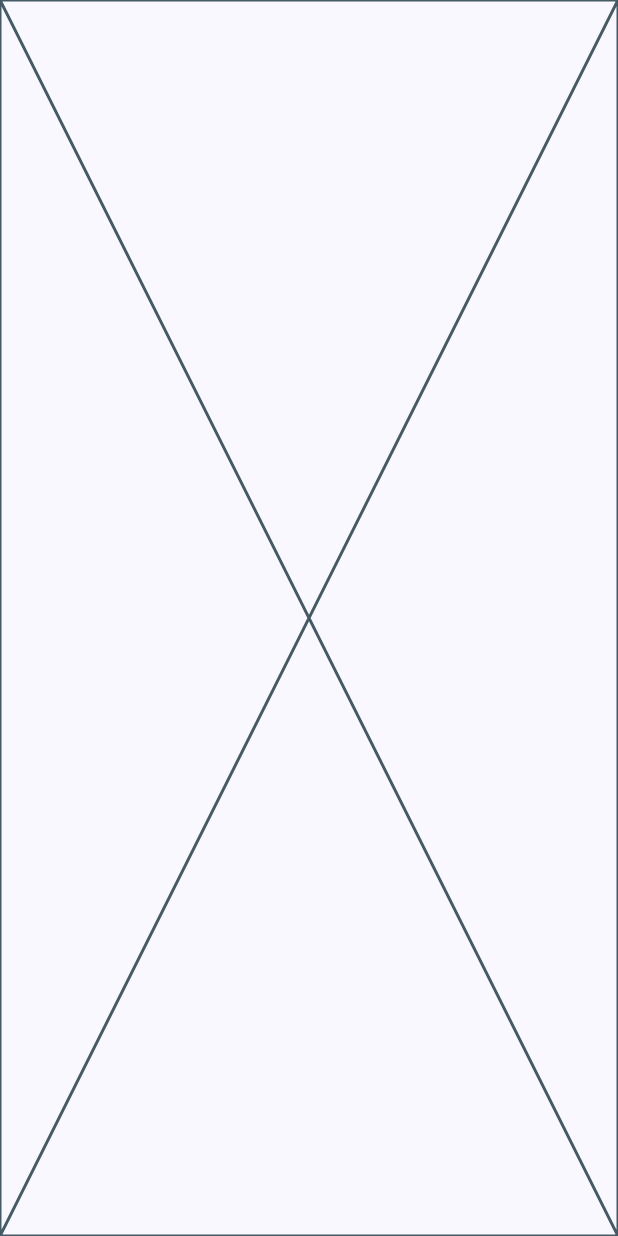
After one commit to Sergio-OP/flutter-cinemapedia, a Flutter app: the HomeScreen screen opened directly, on a phone screen of 412 x 824 dp. The commit adds this screen. Run offline on Flutter 3.47's test engine with Material 2 defaults, Android fonts, the phone set to English and light mode, and no system bars.

Commit message:
archivo de barril and homeScreen added

```diff
--- /dev/null
+++ b/lib/presentation/screens/movies/home_screen.dart
@@ -0,0 +1,15 @@
+import 'package:flutter/material.dart';
+
+class HomeScreen extends StatelessWidget {
+
+  static const name = 'home-scren';
+
+  const HomeScreen({super.key});
+
+  @override
+  Widget build(BuildContext context) {
+    return const Scaffold(
+      body: Placeholder(),
+    );
+  }
+}
--- /dev/null
+++ b/lib/presentation/screens/screens.dart
@@ -0,0 +1 @@
+export 'movies/home_screen.dart';
```
Also changed, not shown: lib/main.dart (+6 -2 lines).
